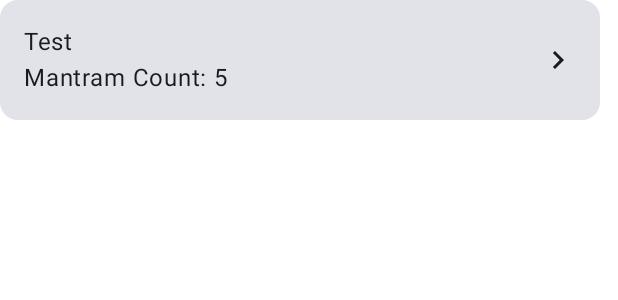
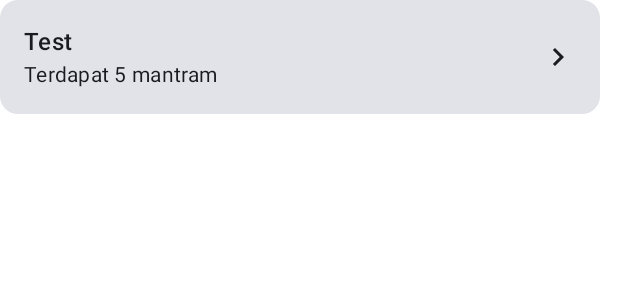
Before and after one commit to dhanuprys/mantram-sesontengan-android, an Android app built with Jetpack Compose: the @Preview function MantramTypeCardPreview, on a phone screen of 412 x 824 dp. Shown: the top 300 px of the screen. Run offline under Robolectric (Android 15) with nearby library versions, the phone set to English and light mode, and no system bars.

Commit message:
Updating UI

```diff
--- a/app/src/main/java/com/dedan/mantramsesontengan/ui/screen/mantramselectbase/MantramSelectBaseScreen.kt
+++ b/app/src/main/java/com/dedan/mantramsesontengan/ui/screen/mantramselectbase/MantramSelectBaseScreen.kt
@@ -12,6 +12,7 @@ import androidx.compose.material.icons.Icons
 import androidx.compose.material.icons.automirrored.filled.KeyboardArrowRight
 import androidx.compose.material3.Card
 import androidx.compose.material3.Icon
+import androidx.compose.material3.MaterialTheme
 import androidx.compose.material3.Scaffold
 import androidx.compose.material3.Text
 import androidx.compose.runtime.Composable
@@ -139,7 +140,7 @@ fun MantramTypesList(
     modifier: Modifier = Modifier
 ) {
     LazyColumn(
-        verticalArrangement = Arrangement.spacedBy(16.dp),
+        verticalArrangement = Arrangement.spacedBy(10.dp),
         modifier = modifier
     ) {
         items(items = mantramTypes) {
@@ -183,8 +184,14 @@ fun MantramTypeCard(
             modifier = Modifier.padding(16.dp)
         ) {
             Column(modifier = Modifier.weight(1f)) {
-                Text(text = mantramType.name)
-                Text(text = "Mantram Count: ${mantramType.mantramCount}")
+                Text(
+                    text = mantramType.name,
+                    style = MaterialTheme.typography.titleMedium
+                )
+                Text(
+                    text = "Terdapat ${mantramType.mantramCount} mantram",
+                    style = MaterialTheme.typography.bodyMedium
+                )
             }
             Icon(
                 imageVector = Icons.AutoMirrored.Filled.KeyboardArrowRight,
```
Also changed, not shown: app/src/main/java/com/dedan/mantramsesontengan/ui/screen/mantramdetail/MantramDetailScreen.kt (+14 -3 lines), app/src/main/java/com/dedan/mantramsesontengan/ui/screen/mantramselectsub/MantramSelectSubScreen.kt (+18 -5 lines).
